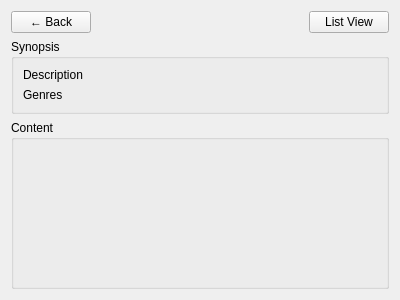
The window that src/widgets/ui/anime_detail_view.ui (naisam370-jpg/aniplay) describes before a commit, drawn with Qt 5.
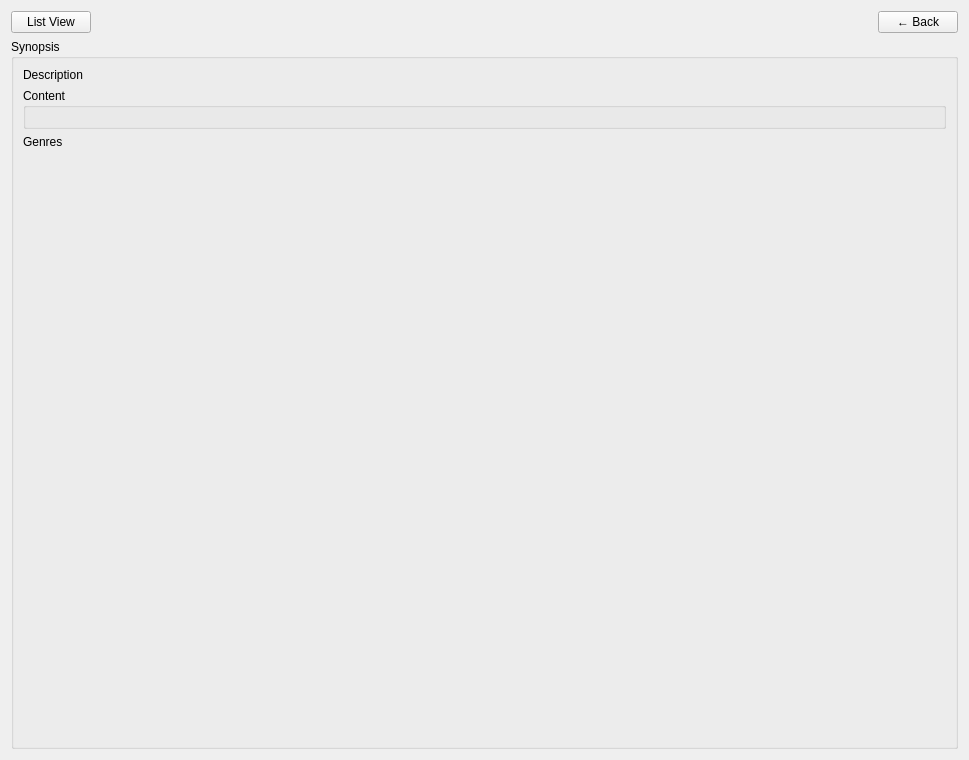
The same window after the commit.

Commit message: Refactor library scanner and metadata fetcher; integrate Jikan API for anime metadata retrieval

Patch:
```diff
--- a/src/widgets/ui/anime_detail_view.ui
+++ b/src/widgets/ui/anime_detail_view.ui
@@ -6,8 +6,8 @@
    <rect>
     <x>0</x>
     <y>0</y>
-    <width>400</width>
-    <height>300</height>
+    <width>969</width>
+    <height>760</height>
    </rect>
   </property>
   <property name="windowTitle">
@@ -17,9 +17,9 @@
    <item>
     <layout class="QHBoxLayout" name="top_controls_layout">
      <item>
-      <widget class="QPushButton" name="btn_back">
+      <widget class="QPushButton" name="btn_toggle_view">
        <property name="text">
-        <string>← Back</string>
+        <string>List View</string>
        </property>
       </widget>
      </item>
@@ -37,9 +37,9 @@
       </spacer>
      </item>
      <item>
-      <widget class="QPushButton" name="btn_toggle_view">
+      <widget class="QPushButton" name="btn_back">
        <property name="text">
-        <string>List View</string>
+        <string>← Back</string>
        </property>
       </widget>
      </item>
@@ -61,6 +61,14 @@
         </property>
        </widget>
       </item>
+      <item>
+       <widget class="QGroupBox" name="content_group_box">
+        <property name="title">
+         <string>Content</string>
+        </property>
+        <layout class="QVBoxLayout" name="verticalLayout_3"/>
+       </widget>
+      </item>
       <item>
        <widget class="QLabel" name="genres_label">
         <property name="text">
@@ -68,15 +76,6 @@
         </property>
        </widget>
       </item>
-     </layout>
-    </widget>
-   </item>
-   <item>
-    <widget class="QGroupBox" name="content_group_box">
-     <property name="title">
-      <string>Content</string>
-     </property>
-     <layout class="QVBoxLayout" name="verticalLayout_3">
       <item>
        <widget class="QStackedWidget" name="view_stack">
         <widget class="QWidget" name="page"/>
```
Left out of the diff: 6 changed lines with no effect on the pictures. The commit also changes 15 other files.
